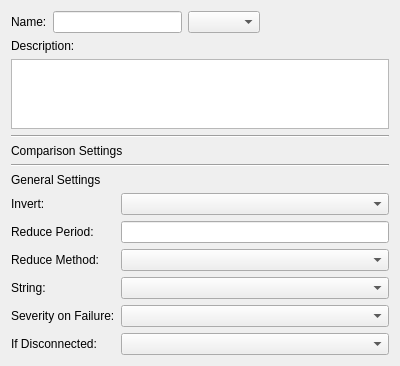
The window that atef/ui/comp_view.ui (pcdshub/atef) describes before a commit, drawn with Qt 5.
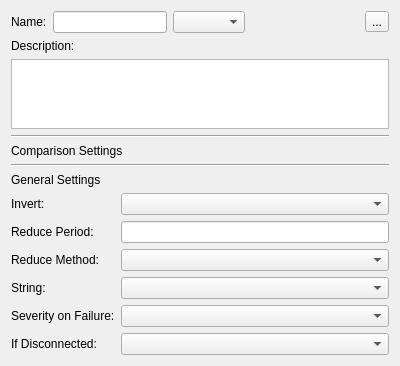
The same window after the commit.

Commit message: ENH: add to-parent buttons and some stylistic consistency

Patch:
```diff
--- a/atef/ui/comp_view.ui
+++ b/atef/ui/comp_view.ui
@@ -7,7 +7,7 @@
     <x>0</x>
     <y>0</y>
     <width>400</width>
-    <height>358</height>
+    <height>364</height>
    </rect>
   </property>
   <property name="windowTitle">
@@ -45,6 +45,13 @@
        </property>
       </spacer>
      </item>
+     <item>
+      <widget class="QToolButton" name="parent_button">
+       <property name="text">
+        <string>...</string>
+       </property>
+      </widget>
+     </item>
     </layout>
    </item>
    <item>
```
The commit also changes 1 other file.
